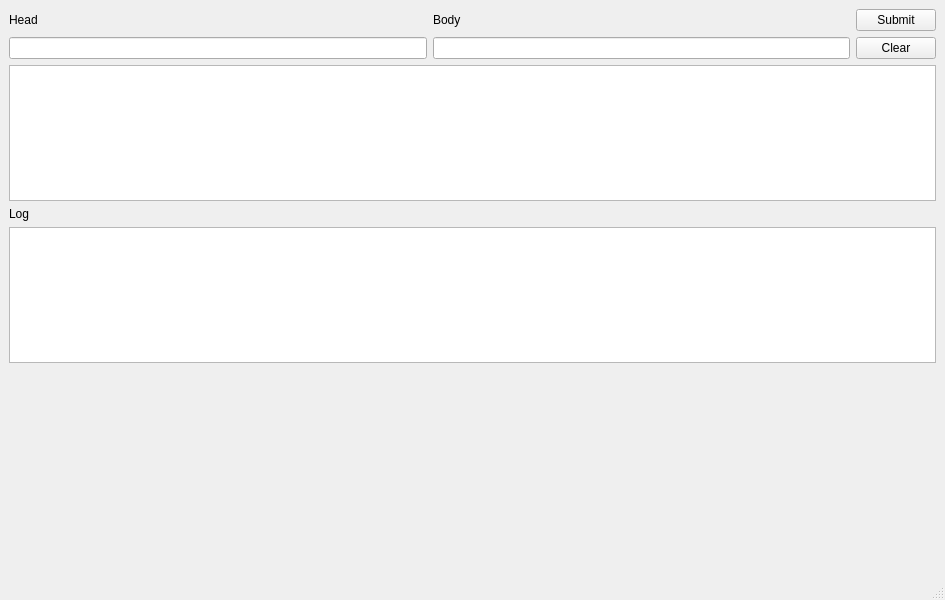
This is Castle/mainwindow.ui in gitmark/DragonRecipes as Qt 5 draws it before an edit. The edited form follows.
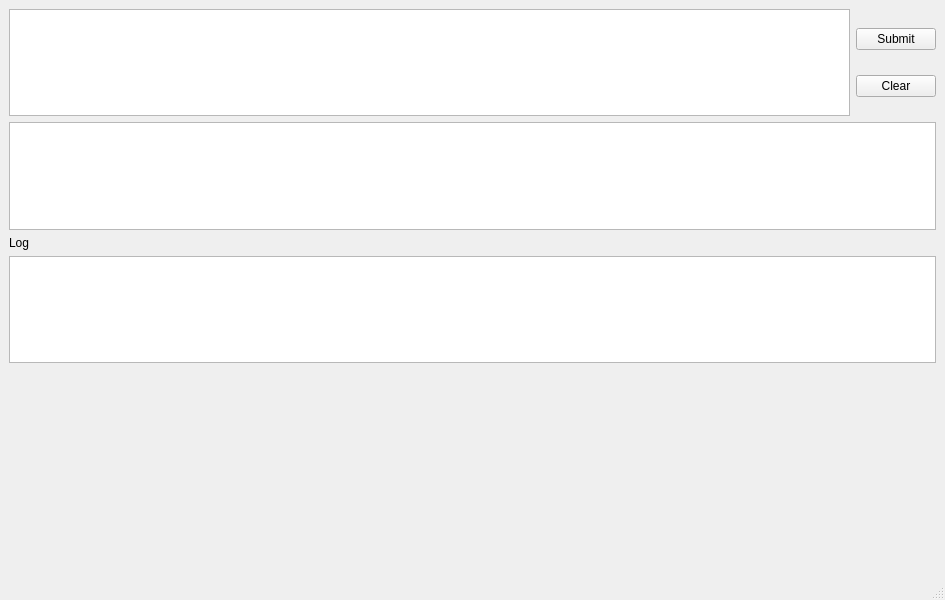
This is the edited form. Custom widgets are drawn as their Qt base class.

Commit message: Added Config class. Now loading config file and expressions file.

What changed in the file:
```diff
--- a/Castle/mainwindow.ui
+++ b/Castle/mainwindow.ui
@@ -20,28 +20,7 @@
       <item>
        <layout class="QVBoxLayout" name="verticalLayout_3">
         <item>
-         <widget class="QLabel" name="label">
-          <property name="text">
-           <string>Head</string>
-          </property>
-         </widget>
-        </item>
-        <item>
-         <widget class="QLineEdit" name="lineEditHead"/>
-        </item>
-       </layout>
-      </item>
-      <item>
-       <layout class="QVBoxLayout" name="verticalLayout_2">
-        <item>
-         <widget class="QLabel" name="label_2">
-          <property name="text">
-           <string>Body</string>
-          </property>
-         </widget>
-        </item>
-        <item>
-         <widget class="QLineEdit" name="lineEditBody"/>
+         <widget class="QListWidget" name="listExpressions"/>
         </item>
        </layout>
       </item>
```
The commit also changes 7 other files.
